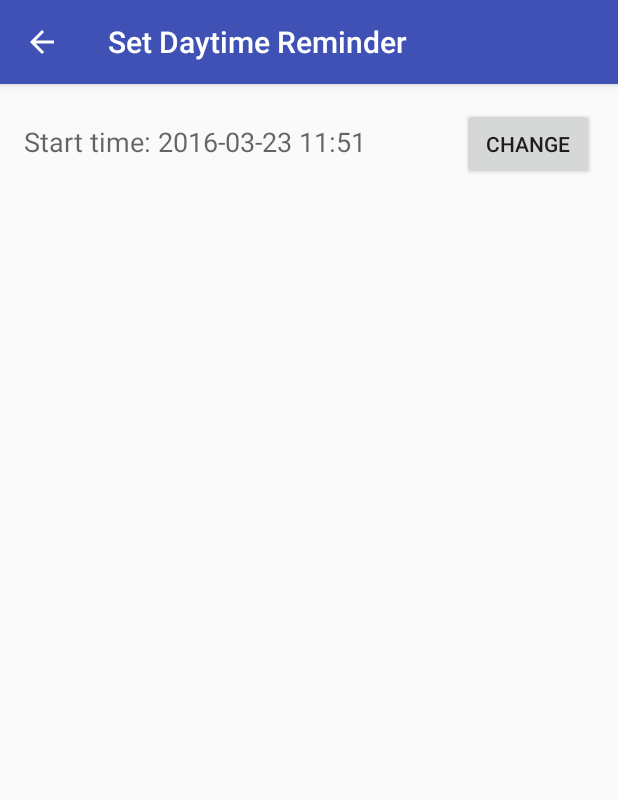
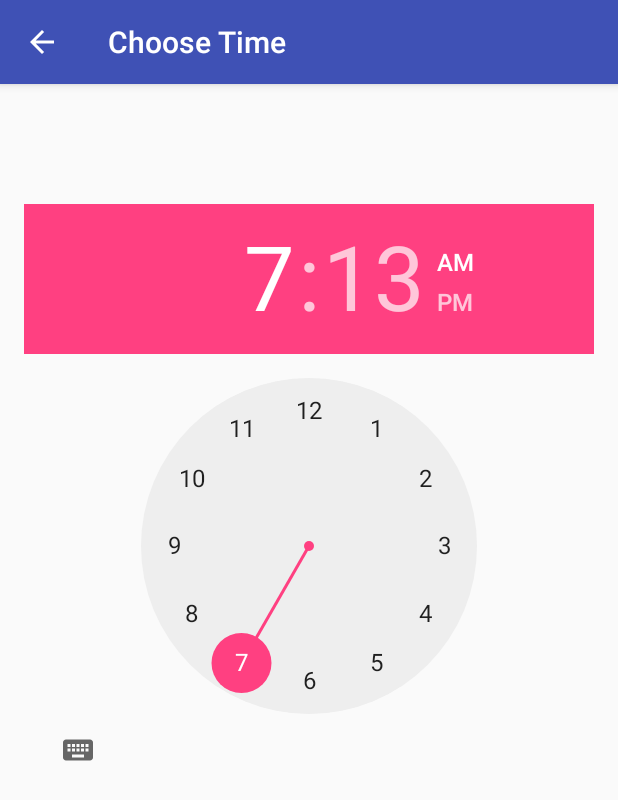
Before and after one commit to FolsomMike/DreamMaster, an Android app: the SetDaytimeReminder screen opened directly, with no data from a screen before it, after a tap on "CHANGE", on a phone screen of 412 x 824 dp. Shown: the top 800 px of the screen. Run offline under Robolectric (Android 15) with nearby library versions, the phone set to English and light mode, and no system bars.

Commit message:
User can now select the hour and minute for the daytime alert start time.
Signed-off-by: Mike Schoonover <mike@skoonie.com>

```diff
--- a/app/build.gradle
+++ b/app/build.gradle
@@ -6,7 +6,7 @@ android {
 
     defaultConfig {
         applicationId "com.mksystems.mks.dreammaster"
-        minSdkVersion 15
+        minSdkVersion 23
         targetSdkVersion 23
         versionCode 1
         versionName "1.0"
--- /dev/null
+++ b/app/src/main/java/com/mksystems/mks/dreammaster/ChooseTime.java
@@ -0,0 +1,116 @@
+package com.mksystems.mks.dreammaster;
+
+import android.content.Context;
+import android.content.SharedPreferences;
+import android.os.Bundle;
+import android.support.design.widget.FloatingActionButton;
+import android.support.design.widget.Snackbar;
+import android.support.v7.app.AppCompatActivity;
+import android.support.v7.widget.Toolbar;
+import android.view.View;
+import android.widget.TextView;
+import android.widget.TimePicker;
+
+import java.util.Calendar;
+
+
+//-----------------------------------------------------------------------------------------------
+//-----------------------------------------------------------------------------------------------
+// class ChooseTime
+//
+
+public class ChooseTime extends AppCompatActivity {
+
+
+//-----------------------------------------------------------------------------------------------
+// ChooseTime::onCreate
+//
+
+    @Override
+    protected void onCreate(Bundle savedInstanceState) {
+
+        super.onCreate(savedInstanceState);
+        setContentView(R.layout.activity_choose_time);
+        Toolbar toolbar = (Toolbar) findViewById(R.id.toolbar);
+        setSupportActionBar(toolbar);
+
+        getSupportActionBar().setDisplayHomeAsUpEnabled(true);
+    }
+
+//end of MainActivity::onCreate
+//-----------------------------------------------------------------------------------------------
+
+//-----------------------------------------------------------------------------------------------
+// ChooseTime::onPause
+//
+// Note that onStop is usually called AFTER the parent activity's onStart is called. If a
+// value needs to be saved for use by the parent activity, do that in onPause as well since
+// that function seems to be called BEFORE the parent's onStart. For good measure, do it in
+// both function.
+//
+    @Override
+    protected void onPause() {
+
+        super.onPause();
+
+        saveStartTimeToPrefs();
+
+    }
+
+//end of MainActivity::onPause
+//-----------------------------------------------------------------------------------------------
+
+//-----------------------------------------------------------------------------------------------
+// ChooseTime::onStop
+//
+// Note that onStop is usually called AFTER the parent activity's onStart is called. If a
+// value needs to be saved for use by the parent activity, do that in onPause as well since
+// that function seems to be called BEFORE the parent's onStart. For good measure, do it in
+// both function.
+//
+
+    @Override
+    protected void onStop() {
+
+        super.onStop();
+
+        saveStartTimeToPrefs();
+
+    }
+
+//end of MainActivity::onStop
+//-----------------------------------------------------------------------------------------------
+
+//-----------------------------------------------------------------------------------------------
+// ChooseTime::saveStartTimeToPrefs
+//
+// Saves the start time selected by the user on the TimePicker to the prefs file.
+//
+// A named prefs file is used to allow sharing between activities.
+//
+
+    protected void saveStartTimeToPrefs() {
+
+        TimePicker timePicker = (TimePicker) findViewById(R.id.timePicker);
+
+        int hour = timePicker.getHour();
+        int minute = timePicker.getMinute();
+
+        Calendar calendar = Calendar.getInstance();
+        calendar.set(Calendar.HOUR_OF_DAY, hour);
+        calendar.set(Calendar.MINUTE, minute);
+
+        SharedPreferences sharedPref = this.getSharedPreferences(
+                "com.mksystems.dreammaster.APP_PREFERENCES", Context.MODE_PRIVATE);
+        SharedPreferences.Editor editor = sharedPref.edit();
+        editor.putLong("Daytime Alarm Start Time", calendar.getTimeInMillis());
+        editor.commit();
+
+    }
+
+//end of MainActivity::saveStartTimeToPrefs
+//-----------------------------------------------------------------------------------------------
+
+}// end of class ChooseTime
+//-----------------------------------------------------------------------------------------------
+//-----------------------------------------------------------------------------------------------
--- a/app/src/main/java/com/mksystems/mks/dreammaster/SetDaytimeReminder.java
+++ b/app/src/main/java/com/mksystems/mks/dreammaster/SetDaytimeReminder.java
@@ -43,15 +43,29 @@ public class SetDaytimeReminder extends AppCompatActivity {
 
         getSupportActionBar().setDisplayHomeAsUpEnabled(true);
 
-        setDaytimeAlarmStartTextView();
-
     }
 
 //end of SetDaytimeReminder::onCreate
 //-----------------------------------------------------------------------------------------------
 
 //-----------------------------------------------------------------------------------------------
-// MainActivity::setDaytimeAlarmStartTextView
+// SetDaytimeReminder::onStart
+//
+
+    @Override
+    protected void onStart() {
+
+        super.onStart();
+
+        setDaytimeAlarmStartTextView();
+
+    }
+
+//end of SetDaytimeReminder::onStart
+//-----------------------------------------------------------------------------------------------
+
+//-----------------------------------------------------------------------------------------------
+// SetDaytimeReminder::setDaytimeAlarmStartTextView
 //
 // If the start time has been set, it is displayed in the view. If not set, then "not set" is
 // displayed.
@@ -60,18 +74,15 @@ public class SetDaytimeReminder extends AppCompatActivity {
     public void setDaytimeAlarmStartTextView() {
 
 
-        SharedPreferences sharedPref = this.getPreferences(Context.MODE_PRIVATE);
-        long startTime = sharedPref.getLong("Daytime Alarm Start Time", -1);
+        TextView textView = (TextView) findViewById(R.id.starting_time);
 
-        TextView textView = (TextView) findViewById(R.id.starting_time);
+        long startTime = readStartTimeFromPrefs();
 
         if(startTime == -1){
             textView.setText("Start time: " + "not set");
         }else{
-
             SimpleDateFormat sdf = new SimpleDateFormat("yyyy-MM-dd HH:mm");
             textView.setText("Start time: " + sdf.format(startTime));
-
         }
 
     }
@@ -80,41 +91,70 @@ public class SetDaytimeReminder extends AppCompatActivity {
 //-----------------------------------------------------------------------------------------------
 
 //-----------------------------------------------------------------------------------------------
-// MainActivity::setDaytimeAlarmManager
+// SetDaytimeReminder::readStartTimeFromPrefs
+//
+// Reads the Daytime Reminder Alert start time from the prefs file and returns it as
+// milliseconds in a long.
+//
+// A named prefs file is used to allow sharing between activities.
+//
+
+    public long readStartTimeFromPrefs() {
+
+        SharedPreferences sharedPref = this.getSharedPreferences(
+                "com.mksystems.dreammaster.APP_PREFERENCES", Context.MODE_PRIVATE);
+
+        return(sharedPref.getLong("Daytime Alarm Start Time", -1));
+
+    }
+
+//end of SetDaytimeReminder::readStartTimeFromPrefs
+//-----------------------------------------------------------------------------------------------
+
+//-----------------------------------------------------------------------------------------------
+// SetDaytimeReminder::setDaytimeAlarmManager
+//
+// Sets the alarm manager to fire at the specified start time and then repeat at the specified
+// repeat interval.
+//
+// If the start time has never been set (= -1), no action is taken.
+//
+
+    public void setDaytimeAlarmManager(View v) {
+
+        Intent intent = new Intent(this, ChooseTime.class);
+        startActivity(intent);
+
+    }
+
+//end of SetDaytimeReminder::setDaytimeAlarmManager
+//-----------------------------------------------------------------------------------------------
+
+//-----------------------------------------------------------------------------------------------
+// SetDaytimeReminder::enableDaytimeAlarmManager
 //
 // Sets the alarm manager to fire at the specified start time and then repeat at the specified
 // repeat interval.
 //
 
-    public void setDaytimeAlarmManager(View v) {
+    public void enableDaytimeAlarmManager(View v) {
+
+        long startTime = readStartTimeFromPrefs();
+
+        if (startTime == -1) return;
 
         alarmMgr = (AlarmManager)this.getSystemService(Context.ALARM_SERVICE);
         Intent intent = new Intent(this, DaytimeAlarmReceiver.class);
         alarmIntent = PendingIntent.getBroadcast(this, 0, intent, 0);
 
-        // set the alarm to start at the specified start time
-        Calendar calendar = Calendar.getInstance();
-        calendar.setTimeInMillis(System.currentTimeMillis());
-        calendar.set(Calendar.HOUR_OF_DAY, 11);
-        calendar.set(Calendar.MINUTE, 51);
-
         // set the alarm to repeat at the specified interval
-        alarmMgr.setRepeating(AlarmManager.RTC_WAKEUP, calendar.getTimeInMillis(),
-                1000 * 60 * 20, alarmIntent);
-
-        SimpleDateFormat sdf = new SimpleDateFormat("yyyy-MM-dd HH:mm");
-        TextView textView = (TextView) findViewById(R.id.starting_time);
-        textView.setText("Start time: " + sdf.format(calendar.getTime()));
-
-        SharedPreferences sharedPref = this.getPreferences(Context.MODE_PRIVATE);
-        SharedPreferences.Editor editor = sharedPref.edit();
-        editor.putLong("Daytime Alarm Start Time", calendar.getTimeInMillis());
-        editor.commit();
+        alarmMgr.setRepeating(AlarmManager.RTC_WAKEUP, startTime, 1000 * 60 * 20, alarmIntent);
 
     }
 
-//end of MainActivity::setDaytimeAlarmManager
+//end of EnableDaytimeReminder::setDaytimeAlarmManager
 //-----------------------------------------------------------------------------------------------
+
 
 }// end of class SetDaytimeReminder
 //-----------------------------------------------------------------------------------------------
--- /dev/null
+++ b/app/src/main/res/layout/activity_choose_time.xml
@@ -0,0 +1,26 @@
+<?xml version="1.0" encoding="utf-8"?>
+<android.support.design.widget.CoordinatorLayout xmlns:android="http://schemas.android.com/apk/res/android"
+    xmlns:app="http://schemas.android.com/apk/res-auto"
+    xmlns:tools="http://schemas.android.com/tools"
+    android:layout_width="match_parent"
+    android:layout_height="match_parent"
+    android:fitsSystemWindows="true"
+    tools:context="com.mksystems.mks.dreammaster.ChooseTime">
+
+    <android.support.design.widget.AppBarLayout
+        android:layout_width="match_parent"
+        android:layout_height="wrap_content"
+        android:theme="@style/AppTheme.AppBarOverlay">
+
+        <android.support.v7.widget.Toolbar
+            android:id="@+id/toolbar"
+            android:layout_width="match_parent"
+            android:layout_height="?attr/actionBarSize"
+            android:background="?attr/colorPrimary"
+            app:popupTheme="@style/AppTheme.PopupOverlay" />
+
+    </android.support.design.widget.AppBarLayout>
+
+    <include layout="@layout/content_choose_time" />
+
+</android.support.design.widget.CoordinatorLayout>
--- /dev/null
+++ b/app/src/main/res/layout/content_choose_time.xml
@@ -0,0 +1,23 @@
+<?xml version="1.0" encoding="utf-8"?>
+<RelativeLayout xmlns:android="http://schemas.android.com/apk/res/android"
+    xmlns:app="http://schemas.android.com/apk/res-auto"
+    xmlns:tools="http://schemas.android.com/tools"
+    android:layout_width="match_parent"
+    android:layout_height="wrap_content"
+    android:paddingBottom="@dimen/activity_vertical_margin"
+    android:paddingLeft="@dimen/activity_horizontal_margin"
+    android:paddingRight="@dimen/activity_horizontal_margin"
+    android:paddingTop="@dimen/activity_vertical_margin"
+    app:layout_behavior="@string/appbar_scrolling_view_behavior"
+    tools:context="com.mksystems.mks.dreammaster.ChooseTime"
+    tools:showIn="@layout/activity_choose_time">
+
+    <TimePicker
+        android:layout_width="wrap_content"
+        android:layout_height="wrap_content"
+        android:id="@+id/timePicker"
+        android:layout_alignParentTop="true"
+        android:layout_alignParentLeft="true"
+        android:layout_alignParentStart="true"
+        android:layout_marginTop="64dp" />
+</RelativeLayout>
--- a/app/src/main/res/values/strings.xml
+++ b/app/src/main/res/values/strings.xml
@@ -7,4 +7,5 @@
     <string name="set_reminder">Set Reminder</string>
     <string name="starting_time">Starting Time:</string>
     <string name="change">Change</string>
+    <string name="title_activity_choose_time">Choose Time</string>
 </resources>
```
Also changed, not shown: app/src/main/AndroidManifest.xml (+10 -2 lines).
